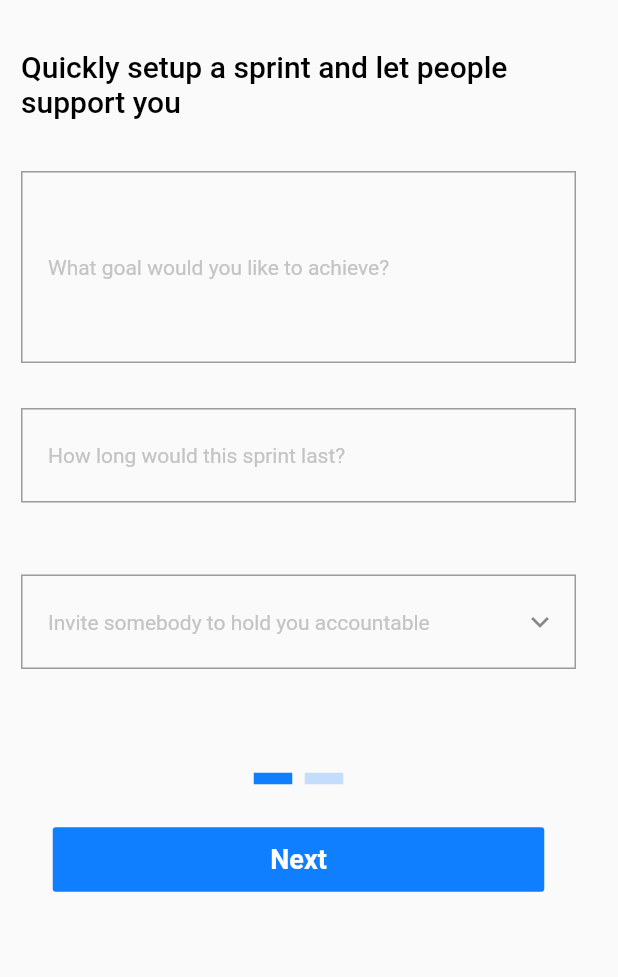
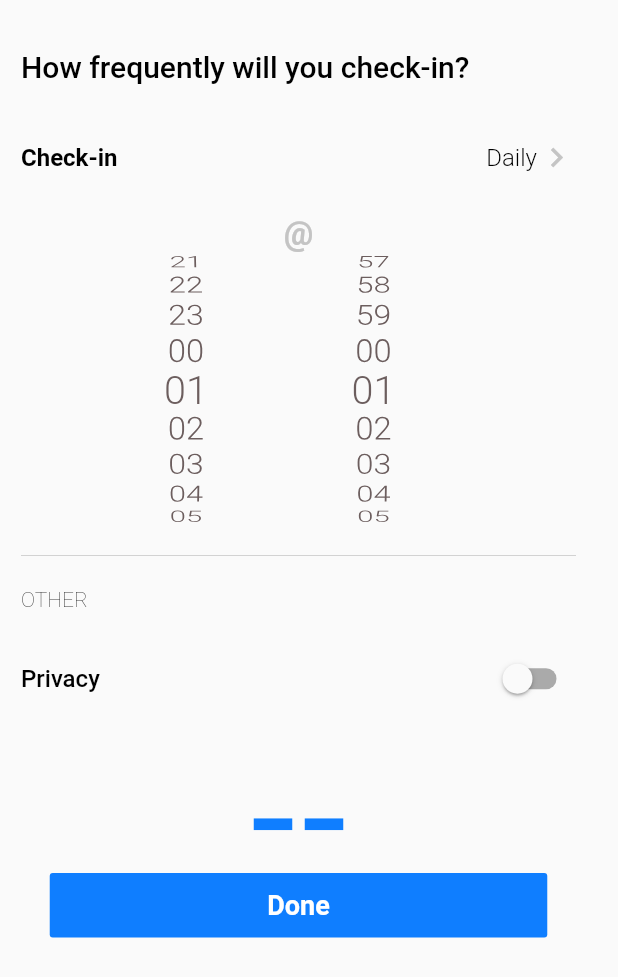
Before and after one commit to Mastrove/bonsai-mobile, a Flutter app: the CreateSprintScreen screen opened by its route, after a tap on "Next", on a phone screen of 412 x 824 dp. Shown: the top 977 px of the screen. Run offline on Flutter 3.47's test engine with Material 2 defaults, Android fonts, the phone set to English and light mode, and no system bars; drawn by our look-alikes of step_progress_indicator; our stand-ins replace font_awesome_flutter, google_fonts.

Commit message:
build check-in setup screen

```diff
--- /dev/null
+++ b/lib/components/create_sprint_button.dart
@@ -0,0 +1,30 @@
+import 'package:flutter/material.dart';
+import 'package:google_fonts/google_fonts.dart';
+
+class CreateSprintButton extends StatelessWidget {
+  final String buttonText;
+  final Function onButtonPress;
+
+  CreateSprintButton({this.onButtonPress, this.buttonText});
+
+  @override
+  Widget build(BuildContext context) {
+    return FlatButton(
+      onPressed: onButtonPress,
+      child: Text(
+        buttonText,
+        style: GoogleFonts.roboto(
+          fontSize: 18.0,
+          fontWeight: FontWeight.bold,
+          fontStyle: FontStyle.normal,
+        ),
+      ),
+      textColor: Colors.white,
+      color: Color(0xFF0F7EFF),
+      padding: EdgeInsets.symmetric(
+        vertical: 11.0,
+        horizontal: 145.0,
+      ),
+    );
+  }
+}
--- /dev/null
+++ b/lib/components/privacy_switch.dart
@@ -0,0 +1,24 @@
+import 'package:flutter/material.dart';
+
+class PrivacySwitch extends StatefulWidget {
+  @override
+  _PrivacySwitchState createState() => _PrivacySwitchState();
+}
+
+class _PrivacySwitchState extends State<PrivacySwitch> {
+  bool isSwitched = false;
+
+  @override
+  Widget build(BuildContext context) {
+    return Switch(
+      value: isSwitched,
+      onChanged: (value) {
+        setState(() {
+          isSwitched = value;
+        });
+      },
+      activeColor: Colors.white,
+      activeTrackColor: Color(0xFF0F7EFF),
+    );
+  }
+}
--- /dev/null
+++ b/lib/components/time_scroll_view.dart
@@ -0,0 +1,89 @@
+import 'package:flutter/material.dart';
+import 'package:google_fonts/google_fonts.dart';
+
+class TimeScrollView extends StatelessWidget {
+  @override
+  Widget build(BuildContext context) {
+    return Center(
+      child: Row(
+        mainAxisSize: MainAxisSize.min,
+        children: <Widget>[
+          ConstrainedBox(
+            constraints: BoxConstraints(
+              maxHeight: 180.0,
+              maxWidth: 100.0,
+            ),
+            child: ListWheelScrollView.useDelegate(
+              diameterRatio: 1.5,
+              itemExtent: 24.0,
+              magnification: 1.2,
+              useMagnifier: true,
+              childDelegate: ListWheelChildLoopingListDelegate(
+                children: List<Widget>.generate(24, (index) {
+                  var newIndex;
+                  if (index + 1 < 10) {
+                    newIndex = '0${index + 1}';
+                  } else {
+                    newIndex = index + 1;
+                  }
+                  if (index == 23) {
+                    newIndex = '00';
+                  }
+                  return Padding(
+                    padding: const EdgeInsets.all(0.5),
+                    child: Text(
+                      '$newIndex',
+                      style: GoogleFonts.roboto(
+                        fontSize: 22.0,
+                        fontWeight: FontWeight.w300,
+                        fontStyle: FontStyle.normal,
+                        color: Color(0xFF6C5E5E),
+                      ),
+                    ),
+                  );
+                }),
+              ),
+            ),
+          ),
+          ConstrainedBox(
+            constraints: BoxConstraints(
+              maxHeight: 180.0,
+              maxWidth: 150.0,
+            ),
+            child: ListWheelScrollView.useDelegate(
+              diameterRatio: 1.5,
+              itemExtent: 24.0,
+              magnification: 1.2,
+              useMagnifier: true,
+              childDelegate: ListWheelChildLoopingListDelegate(
+                children: List<Widget>.generate(60, (index) {
+                  var newIndex;
+                  if (index + 1 < 10) {
+                    newIndex = '0${index + 1}';
+                  } else {
+                    newIndex = index + 1;
+                  }
+                  if (index == 59) {
+                    newIndex = '00';
+                  }
+                  return Padding(
+                    padding: const EdgeInsets.all(0.5),
+                    child: Text(
+                      '$newIndex',
+                      style: GoogleFonts.roboto(
+                        fontSize: 22.0,
+                        fontWeight: FontWeight.w300,
+                        fontStyle: FontStyle.normal,
+                        color: Color(0xFF6C5E5E),
+                      ),
+                    ),
+                  );
+                }),
+              ),
+            ),
+          ),
+        ],
+      ),
+    );
+  }
+}
--- /dev/null
+++ b/lib/components/title_text.dart
@@ -0,0 +1,21 @@
+import 'package:flutter/material.dart';
+import 'package:google_fonts/google_fonts.dart';
+
+class TitleText extends StatelessWidget {
+  final String textContent;
+
+  TitleText({this.textContent});
+
+  @override
+  Widget build(BuildContext context) {
+    return Text(
+      textContent,
+      style: GoogleFonts.roboto(
+        fontSize: 20.0,
+        fontWeight: FontWeight.w500,
+        fontStyle: FontStyle.normal,
+        color: Color(0xFF000000),
+      ),
+    );
+  }
+}
--- a/lib/main.dart
+++ b/lib/main.dart
@@ -8,6 +8,7 @@ import 'package:accpatapp/models/sprint_data.dart';
 import 'package:accpatapp/models/watching_data.dart';
 import 'package:accpatapp/screens/create_sprint_screen.dart';
 import 'package:accpatapp/screens/home_screen.dart';
+import 'package:accpatapp/screens/setup-checkin-screen.dart';
 import 'package:flutter/material.dart';
 import 'package:provider/provider.dart';
 
@@ -31,6 +32,7 @@ class MyApp extends StatelessWidget {
         routes: {
           HomeScreen.id: (context) => HomeScreen(),
           CreateSprintScreen.id: (context) => CreateSprintScreen(),
+          SetupCheckInScreen.id: (context) => SetupCheckInScreen(),
         },
       ),
     );
--- a/lib/screens/create_sprint_screen.dart
+++ b/lib/screens/create_sprint_screen.dart
@@ -1,6 +1,9 @@
+import 'package:accpatapp/screens/setup-checkin-screen.dart';
 import 'package:flutter/material.dart';
 import 'package:google_fonts/google_fonts.dart';
 import 'package:step_progress_indicator/step_progress_indicator.dart';
+import 'package:accpatapp/components/create_sprint_button.dart';
+import 'package:accpatapp/components/title_text.dart';
 
 class CreateSprintScreen extends StatelessWidget {
   static String id = 'create_sprint_screen';
@@ -18,15 +21,7 @@ class CreateSprintScreen extends StatelessWidget {
           ),
           child: Column(
             children: <Widget>[
-              Text(
-                'Quickly setup a sprint and let people support you',
-                style: GoogleFonts.roboto(
-                  fontSize: 20.0,
-                  fontWeight: FontWeight.w500,
-                  fontStyle: FontStyle.normal,
-                  color: Color(0xFF000000),
-                ),
-              ),
+              TitleText(textContent: 'Quickly setup a sprint and let people support you',),
               SizedBox(
                 height: 35.0,
               ),
@@ -108,23 +103,9 @@ class CreateSprintScreen extends StatelessWidget {
               SizedBox(
                 height: 26.0,
               ),
-              FlatButton(
-                onPressed: () {},
-                child: Text(
-                  'Next',
-                  style: GoogleFonts.roboto(
-                    fontSize: 18.0,
-                    fontWeight: FontWeight.bold,
-                    fontStyle: FontStyle.normal,
-                  ),
-                ),
-                textColor: Colors.white,
-                color: Color(0xFF0F7EFF),
-                padding: EdgeInsets.symmetric(
-                  vertical: 11.0,
-                  horizontal: 145.0,
-                ),
-              ),
+              CreateSprintButton(buttonText: 'Next', onButtonPress: (){
+                Navigator.pushNamed(context, SetupCheckInScreen.id);
+              },),
             ],
           ),
         ),
--- /dev/null
+++ b/lib/screens/setup-checkin-screen.dart
@@ -0,0 +1,152 @@
+import 'package:accpatapp/components/create_sprint_button.dart';
+import 'package:accpatapp/components/title_text.dart';
+import 'package:flutter/material.dart';
+import 'package:google_fonts/google_fonts.dart';
+import 'package:step_progress_indicator/step_progress_indicator.dart';
+import 'package:accpatapp/components/time_scroll_view.dart';
+import 'package:accpatapp/components/privacy_switch.dart';
+
+class SetupCheckInScreen extends StatelessWidget {
+  static String id = 'setup_checkin_screen';
+
+  @override
+  Widget build(BuildContext context) {
+    return Scaffold(
+      backgroundColor: Color(0xFFFAFAFA),
+      body: SingleChildScrollView(
+        child: Container(
+          padding: EdgeInsets.only(
+            left: 14.0,
+            top: 33.0,
+            right: 28.0,
+          ),
+          child: Column(
+            crossAxisAlignment: CrossAxisAlignment.start,
+            children: <Widget>[
+              TitleText(
+                textContent: 'How frequently will you check-in?',
+              ),
+              SizedBox(
+                height: 36.0,
+              ),
+              Row(
+                mainAxisSize: MainAxisSize.max,
+                mainAxisAlignment: MainAxisAlignment.spaceBetween,
+                children: <Widget>[
+                  Text(
+                    'Check-in',
+                    style: GoogleFonts.roboto(
+                      fontStyle: FontStyle.normal,
+                      fontWeight: FontWeight.bold,
+                      fontSize: 16.0,
+                      color: Color(0xFF000000),
+                    ),
+                  ),
+                  Row(
+                    children: <Widget>[
+                      Text(
+                        'Daily',
+                        style: GoogleFonts.roboto(
+                          fontSize: 16.0,
+                          fontWeight: FontWeight.w300,
+                          fontStyle: FontStyle.normal,
+                          color: Color(0xFF000000),
+                        ),
+                      ),
+                      Icon(
+                        Icons.chevron_right,
+                        size: 26.0,
+                        color: Color(0xFFC4C4C4),
+                      ),
+                    ],
+                  )
+                ],
+              ),
+              SizedBox(
+                height: 25.0,
+              ),
+              Center(
+                child: Text(
+                  '@',
+                  style: GoogleFonts.roboto(
+                    fontSize: 22.0,
+                    fontStyle: FontStyle.normal,
+                    fontWeight: FontWeight.bold,
+                    color: Color(0xFFC4C4C4),
+                  ),
+                ),
+              ),
+              Container(
+                decoration: BoxDecoration(
+                  border: Border(
+                    bottom: BorderSide(
+                      width: 0.5,
+                      color: Color(0xFFC4C4C4),
+                    ),
+                  ),
+                ),
+                padding: EdgeInsets.only(bottom: 21.0),
+                child: TimeScrollView(),
+              ),
+              SizedBox(
+                height: 21.0,
+              ),
+              Text(
+                'other'.toUpperCase(),
+                style: GoogleFonts.roboto(
+                  fontStyle: FontStyle.normal,
+                  fontWeight: FontWeight.w200,
+                  fontSize: 14.0,
+                  color: Color(0xFF000000),
+                ),
+              ),
+              SizedBox(
+                height: 21.0,
+              ),
+              Row(
+                mainAxisAlignment: MainAxisAlignment.spaceBetween,
+                children: <Widget>[
+                  Text(
+                    'Privacy',
+                    style: GoogleFonts.roboto(
+                      fontSize: 16.0,
+                      fontWeight: FontWeight.w500,
+                      fontStyle: FontStyle.normal,
+                      color: Color(0xFF000000),
+                    ),
+                  ),
+                  PrivacySwitch(),
+                ],
+              ),
+              SizedBox(
+                height: 69.0,
+              ),
+              Center(
+                child: Container(
+                  width: 68.0,
+                  child: StepProgressIndicator(
+                    totalSteps: 2,
+                    currentStep: 2,
+                    selectedColor: Color(0xFF0F7EFF),
+                    unselectedColor: Color(0xFFC4DDFB),
+                    size: 8.0,
+                    padding: 4,
+                  ),
+                ),
+              ),
+              SizedBox(
+                height: 26.0,
+              ),
+              Center(
+                child: CreateSprintButton(
+                  buttonText: 'Done',
+                  onButtonPress: () {},
+                ),
+              ),
+            ],
+          ),
+        ),
+      ),
+    );
+  }
+}
```
